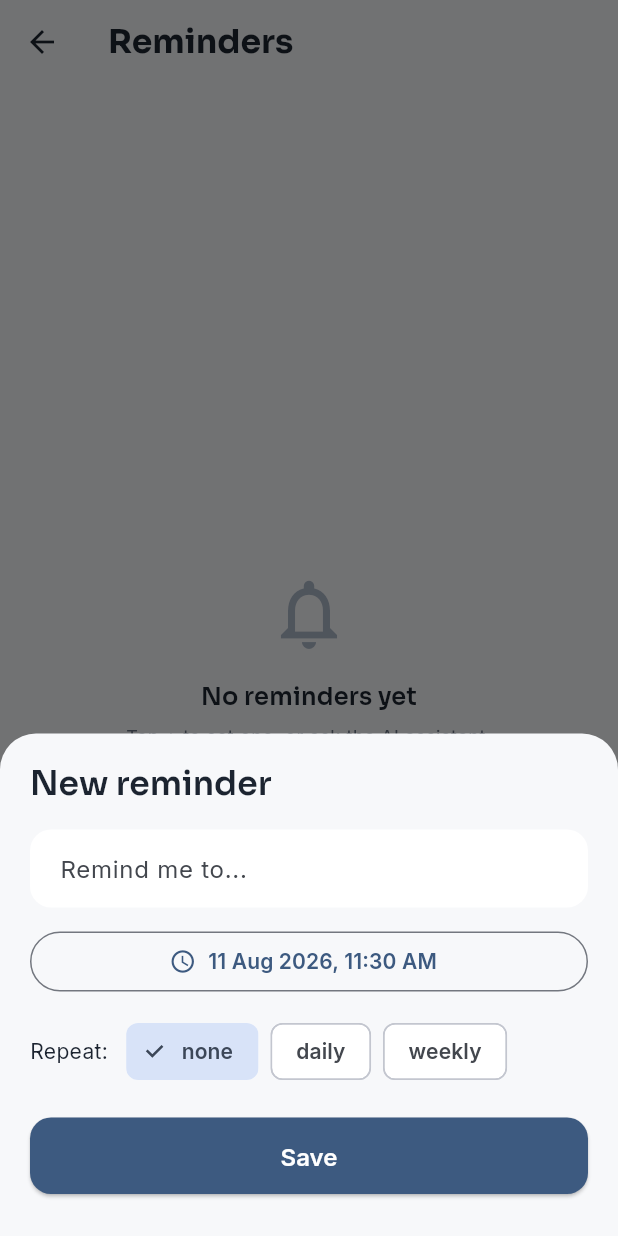
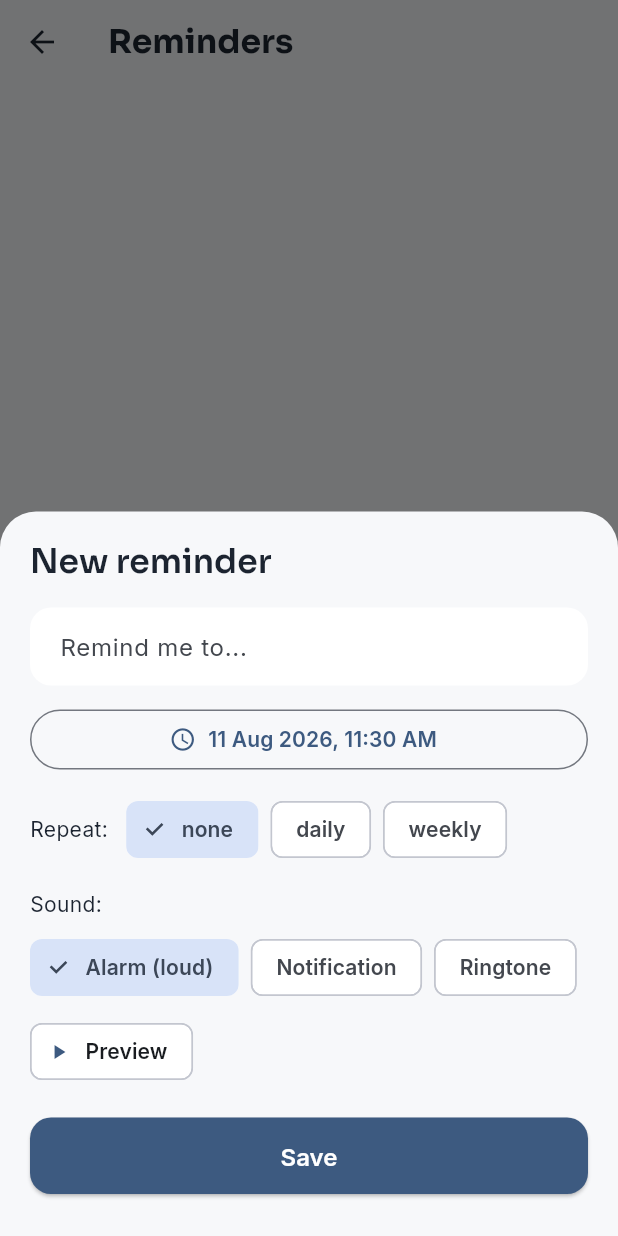
Before and after one commit to rehanmalek786/Ai-Life-Organizer, a Flutter app: the RemindersScreen screen opened directly, after a tap on the "add" icon, on a phone screen of 412 x 824 dp. Run offline on Flutter 3.47's test engine with Material 3 defaults, Android fonts, the phone set to English and light mode, and no system bars; our stand-ins replace cloud_firestore, firebase_auth, firebase_core, fl_chart, flutter_local_notifications, flutter_secure_storage and 8 more; accounts and stored records are empty.

Commit message:
Update reminders_screen.dart

```diff
--- a/lib/screens/reminders/reminders_screen.dart
+++ b/lib/screens/reminders/reminders_screen.dart
@@ -80,6 +80,11 @@ class _ReminderFormState extends State<_ReminderForm> {
   late final _titleCtrl = TextEditingController(text: widget.existing?.title ?? '');
   late DateTime _dateTime = widget.existing?.dateTime ?? DateTime.now().add(const Duration(hours: 1));
   late String _recurring = widget.existing?.recurring ?? 'none';
+  late String _sound = widget.existing?.sound ?? 'alarm';
+
+  void _previewSound() {
+    widget.notif.showNow(id: 888888, title: 'Preview', body: 'This is how "$_sound" will sound.');
+  }
 
   Future<void> _pickDateTime() async {
     final date = await showDatePicker(
@@ -103,6 +108,7 @@ class _ReminderFormState extends State<_ReminderForm> {
       title: _titleCtrl.text.trim(),
       dateTime: _dateTime,
       recurring: _recurring,
+      sound: _sound,
       notificationId: notificationId,
       createdAt: widget.existing?.createdAt ?? DateTime.now(),
     );
@@ -117,6 +123,7 @@ class _ReminderFormState extends State<_ReminderForm> {
       title: reminder.title,
       dateTime: reminder.dateTime,
       recurring: reminder.recurring,
+      sound: ReminderSoundLabel.fromName(reminder.sound),
     );
     if (mounted) Navigator.pop(context);
   }
@@ -155,6 +162,25 @@ class _ReminderFormState extends State<_ReminderForm> {
                     )),
               ],
             ),
+            const SizedBox(height: 16),
+            const Text('Sound:'),
+            const SizedBox(height: 8),
+            Wrap(
+              spacing: 8,
+              runSpacing: 8,
+              children: [
+                ...['alarm', 'notification', 'ringtone'].map((s) => ChoiceChip(
+                      label: Text(s == 'alarm' ? 'Alarm (loud)' : s[0].toUpperCase() + s.substring(1)),
+                      selected: _sound == s,
+                      onSelected: (_) => setState(() => _sound = s),
+                    )),
+                ActionChip(
+                  avatar: const Icon(Icons.play_arrow, size: 16),
+                  label: const Text('Preview'),
+                  onPressed: _previewSound,
+                ),
+              ],
+            ),
             const SizedBox(height: 20),
             ElevatedButton(onPressed: _save, child: const Text('Save')),
           ],
```
